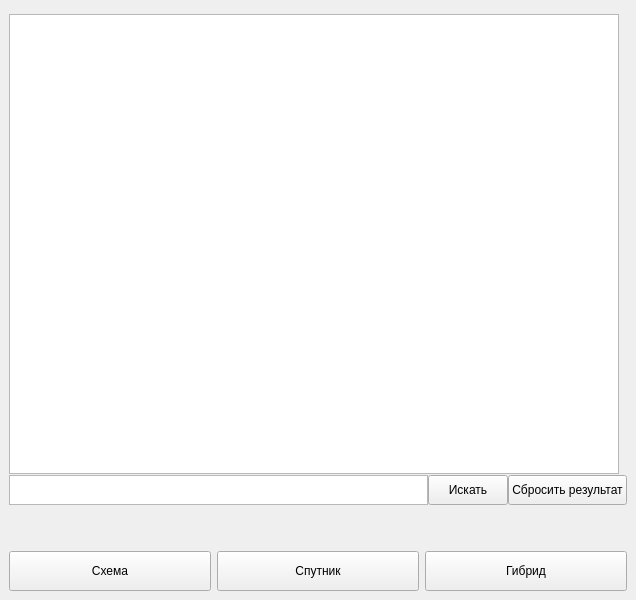
This is ui/main.ui in Protocs/OkayMaps as Qt 5 draws it before an edit. The edited form follows.
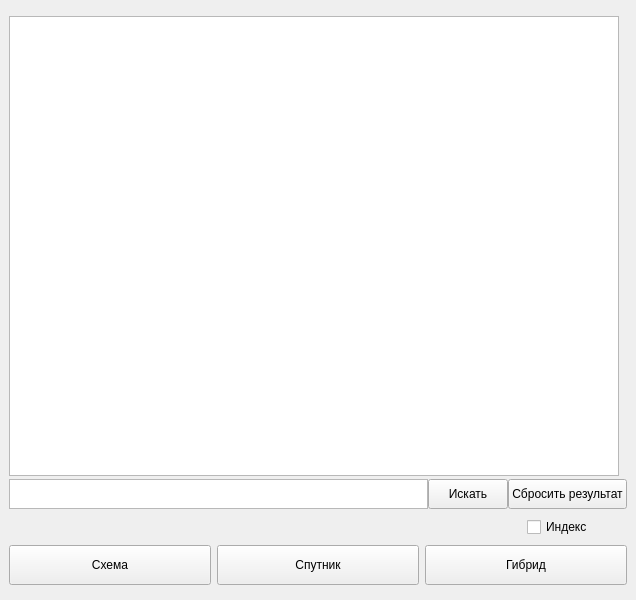
This is the edited form.

Commit message: Задача №9

Diff of the .ui file:
```diff
--- a/ui/main.ui
+++ b/ui/main.ui
@@ -93,11 +93,28 @@
      </layout>
     </item>
     <item>
+     <layout class="QHBoxLayout" name="horizontalLayout_2">
+      <item>
      <widget class="QLabel" name="full_address">
       <property name="text">
        <string/>
       </property>
      </widget>
+      </item>
+      <item>
+       <widget class="QCheckBox" name="index_checkbox">
+        <property name="maximumSize">
+         <size>
+          <width>100</width>
+          <height>16777215</height>
+         </size>
+        </property>
+        <property name="text">
+         <string>Индекс</string>
+        </property>
+       </widget>
+      </item>
+     </layout>
     </item>
     <item>
      <layout class="QHBoxLayout" name="horizontalLayout_3">
```
Lines whose indentation alone changed are shown as unchanged. The commit also changes 1 other file.
